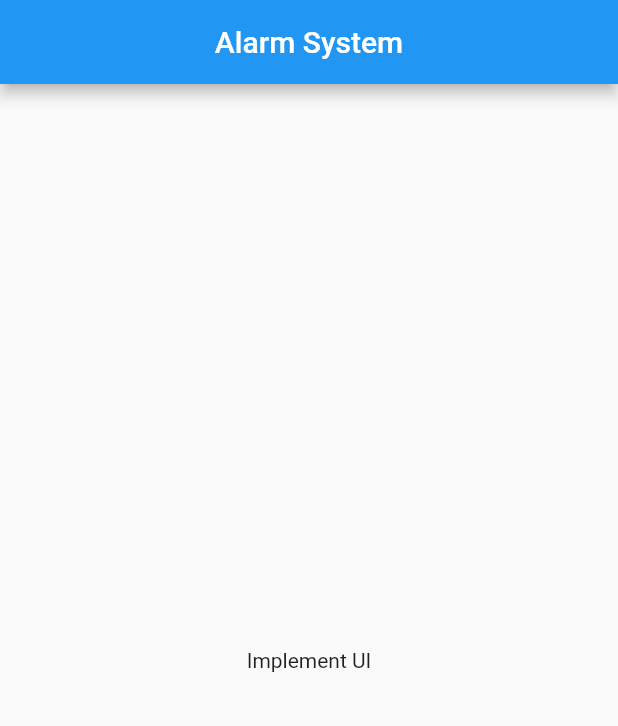
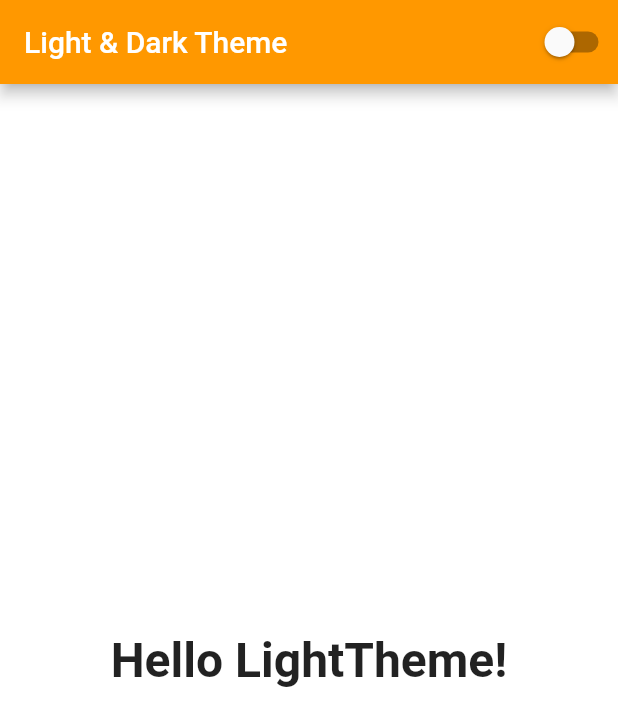
Before and after one commit to luadham/Alarm-System-IOT, a Flutter app: the screen it shows after launch, on a phone screen of 412 x 824 dp. Shown: the top 726 px of the screen. Run offline on Flutter 3.47's test engine with Material 2 defaults, Android fonts, the light colour scheme and no system bars; missing offline and left inert: mqtt_client.

Commit message:
UI first commit

```diff
--- a/lib/main.dart
+++ b/lib/main.dart
@@ -1,15 +1,19 @@
 import 'package:alarmsystem/Mqtt.dart';
 import 'package:alarmsystem/assets/UIStrings.dart';
 import 'package:flutter/material.dart';
+import 'package:flutter/services.dart';
+import 'package:provider/provider.dart';
+import 'package:alarmsystem/provider/theme_provider.dart';
+import 'package:alarmsystem/widget/change_theme_button_widget.dart';
+import 'package:alarmsystem/page/home_page.dart';
+
 
 void main() {
   runApp(MyApp());
 }
 
-class MyApp extends StatelessWidget {
+/*class MyApp extends StatelessWidget {
   MyApp({key});
-
-  MQTTConnection connection = MQTTConnection('44.204.177.187', 2001, '\\test');
 
   @override
   Widget build(BuildContext context) {
@@ -28,4 +32,26 @@ class MyApp extends StatelessWidget {
           body: const Center(child: Text('Implement UI')),
         ));
   }
+}*/
+
+class MyApp extends StatelessWidget {
+  MQTTConnection connection = MQTTConnection('44.204.177.187', 2001, '\\test');
+
+  static const String title = 'Light & Dark Theme';
+
+  @override
+  Widget build(BuildContext context) => ChangeNotifierProvider(
+    create: (context) => ThemeProvider(),
+    builder: (context, _) {
+      final themeProvider = Provider.of<ThemeProvider>(context);
+
+      return MaterialApp(
+        title: title,
+        themeMode: themeProvider.themeMode,
+        theme: MyThemes.lightTheme,
+        darkTheme: MyThemes.darkTheme,
+        home: HomePage(),
+      );
+    },
+  );
 }
--- /dev/null
+++ b/lib/page/home_page.dart
@@ -0,0 +1,52 @@
+import 'package:flutter/material.dart';
+import 'package:provider/provider.dart';
+import 'package:alarmsystem/main.dart';
+import 'package:alarmsystem/provider/theme_provider.dart';
+import 'package:alarmsystem/widget/change_theme_button_widget.dart';
+
+import 'navigationbar_widget.dart';
+
+class HomePage extends StatelessWidget {
+/*   @override
+   Widget build(BuildContext context) => Scaffold(
+         appBar: AppBar(
+           iconTheme: Theme.of(context).iconTheme,
+           backgroundColor: Colors.transparent,
+           leading: Icon(Icons.menu),
+           title: Text(MyApp.title),
+           elevation: 0,
+           actions: [
+             ChangeThemeButtonWidget(),
+           ],
+         ),
+         body: ProfileWidget(),
+         extendBody: true,
+         bottomNavigationBar: NavigationBarWidget(),
+       );*/
+
+  @override
+  Widget build(BuildContext context) {
+    final text = Provider.of<ThemeProvider>(context).themeMode == ThemeMode.dark
+        ? 'DarkTheme'
+        : 'LightTheme';
+
+    return Scaffold(
+      appBar: AppBar(
+        backgroundColor: Colors.orange,
+        title: Text(MyApp.title),
+        actions: [
+          ChangeThemeButtonWidget(),
+        ],
+      ),
+      body: Center(
+        child: Text(
+          'Hello $text!',
+          style: TextStyle(
+            fontSize: 32,
+            fontWeight: FontWeight.bold,
+          ),
+        ),
+      ),
+    );
+  }
+}
--- /dev/null
+++ b/lib/provider/theme_provider.dart
@@ -0,0 +1,36 @@
+import 'package:flutter/material.dart';
+import 'package:flutter/scheduler.dart';
+
+class ThemeProvider extends ChangeNotifier {
+  ThemeMode themeMode = ThemeMode.system;
+
+  bool get isDarkMode {
+    if (themeMode == ThemeMode.system) {
+      final brightness = SchedulerBinding.instance.window.platformBrightness;
+      return brightness == Brightness.dark;
+    } else {
+      return themeMode == ThemeMode.dark;
+    }
+  }
+
+  void toggleTheme(bool isOn) {
+    themeMode = isOn ? ThemeMode.dark : ThemeMode.light;
+    notifyListeners();
+  }
+}
+
+class MyThemes {
+  static final darkTheme = ThemeData(
+    scaffoldBackgroundColor: Colors.grey.shade900,
+    primaryColor: Colors.black,
+    colorScheme: ColorScheme.dark(),
+    iconTheme: IconThemeData(color: Colors.purple.shade200, opacity: 0.8),
+  );
+
+  static final lightTheme = ThemeData(
+    scaffoldBackgroundColor: Colors.white,
+    primaryColor: Colors.white,
+    colorScheme: ColorScheme.light(),
+    iconTheme: IconThemeData(color: Colors.red, opacity: 0.8),
+  );
+}
--- /dev/null
+++ b/lib/widget/change_theme_button_widget.dart
@@ -0,0 +1,18 @@
+import 'package:flutter/material.dart';
+import 'package:provider/provider.dart';
+import 'package:alarmsystem/provider/theme_provider.dart';
+
+class ChangeThemeButtonWidget extends StatelessWidget {
+  @override
+  Widget build(BuildContext context) {
+    final themeProvider = Provider.of<ThemeProvider>(context);
+
+    return Switch.adaptive(
+      value: themeProvider.isDarkMode,
+      onChanged: (value) {
+        final provider = Provider.of<ThemeProvider>(context, listen: false);
+        provider.toggleTheme(value);
+      },
+    );
+  }
+}
--- a/pubspec.yaml
+++ b/pubspec.yaml
@@ -31,7 +31,7 @@ environment:
 dependencies:
   flutter:
     sdk: flutter
-
+  provider: ^4.3.2+3
 
   # The following adds the Cupertino Icons font to your application.
   # Use with the CupertinoIcons class for iOS style icons.
```
Also changed, not shown: pubspec.lock, 1 other file.
